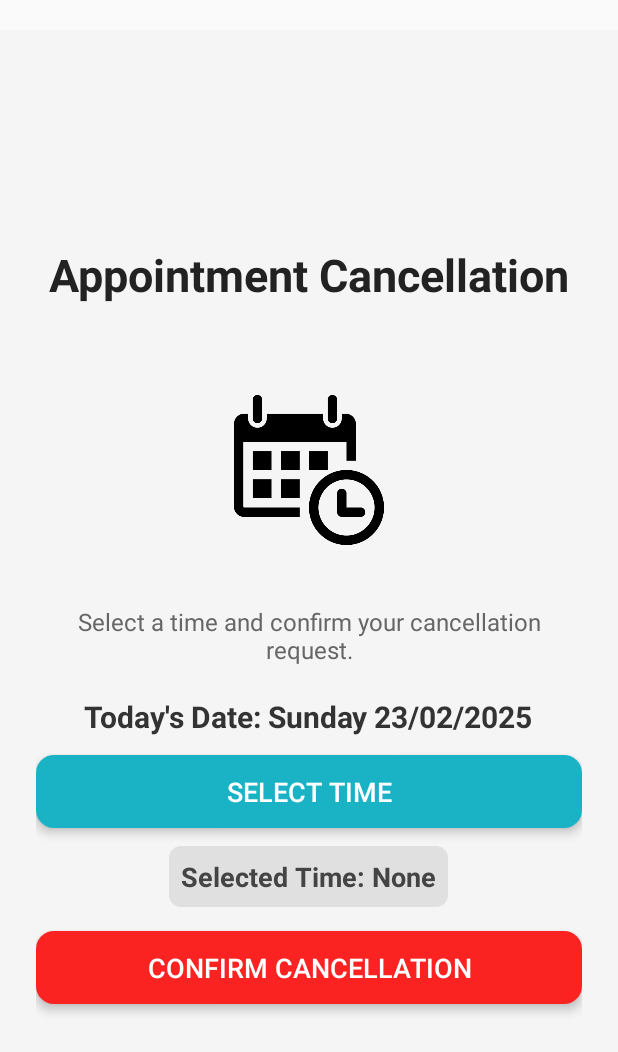
After one commit to EliranMalka1/BarberShop-AndroidStudio, an Android app: the fragment_cancel_remaining_appointments screen opened through its navigation route, on a phone screen of 412 x 824 dp. The commit adds this screen. Shown: the top 1052 px of the screen. Run offline under Robolectric (Android 15) with nearby library versions, the phone set to English and light mode, and no system bars; our stand-ins replace Firebase (no records; nobody signed in at launch, a user with empty details on screens opened directly).

Commit message:
Finish early screen

```diff
--- a/app/src/main/java/com/example/navigtion_app/frams/Fragment_main.java
+++ b/app/src/main/java/com/example/navigtion_app/frams/Fragment_main.java
@@ -362,7 +362,7 @@ public class Fragment_main extends Fragment {
         } else {
             buttonList.add(new ButtonItem("History", R.drawable.ic_history, ContextCompat.getColor(requireContext(), R.color.purple2), R.id.action_fragment_main_to_fragment_past_appointments));
             buttonList.add(new ButtonItem("Future Haircuts", R.drawable.ic_future, ContextCompat.getColor(requireContext(), R.color.orange), R.id.action_fragment_main_to_fragment_FutureAppointments));
-
+            buttonList.add(new ButtonItem("Finish Early", R.drawable.ic_personal, ContextCompat.getColor(requireContext(), R.color.green), R.id.action_fragment_main_to_fragment_cancel_remaining_appointments));
         }
 
         buttonAdapter = new ButtonAdapter(requireActivity(), buttonList);
@@ -385,9 +385,9 @@ public class Fragment_main extends Fragment {
                     Appointment appointment = appointmentSnapshot.getValue(Appointment.class);
                     if (appointment == null) continue;
 
-                    // **בדיקה שהיוזר קשור לפגישה (או כלקוח או כספר)**
+
                     boolean isUserInvolved = userId.equals(appointment.getBarberId()) || userId.equals(appointment.getClientId());
-                    if (!isUserInvolved) continue; // **אם היוזר לא קשור לפגישה - מדלגים עליה**
+                    if (!isUserInvolved) continue;
 
                     Log.d("FirebaseData", "Checking appointment: " + appointment.getDate() + " " + appointment.getTime());
 
--- /dev/null
+++ b/app/src/main/java/com/example/navigtion_app/frams/fragment_cancel_remaining_appointments.java
@@ -0,0 +1,166 @@
+package com.example.navigtion_app.frams;
+
+import android.app.AlertDialog;
+import android.app.TimePickerDialog;
+import android.os.Bundle;
+import android.util.Log;
+import android.view.LayoutInflater;
+import android.view.View;
+import android.view.ViewGroup;
+import android.widget.Button;
+import android.widget.TextView;
+import android.widget.Toast;
+import androidx.annotation.NonNull;
+import androidx.annotation.Nullable;
+import androidx.fragment.app.Fragment;
+import com.example.navigtion_app.R;
+import com.example.navigtion_app.intarfaces.ApiService;
+import com.google.firebase.auth.FirebaseAuth;
+import com.google.firebase.database.DataSnapshot;
+import com.google.firebase.database.DatabaseError;
+import com.google.firebase.database.DatabaseReference;
+import com.google.firebase.database.FirebaseDatabase;
+import com.google.firebase.database.ValueEventListener;
+import com.google.gson.Gson;
+import java.text.SimpleDateFormat;
+import java.util.Calendar;
+import java.util.Date;
+import java.util.HashMap;
+import java.util.Locale;
+import java.util.Map;
+import okhttp3.ResponseBody;
+import retrofit2.Call;
+import retrofit2.Callback;
+import retrofit2.Response;
+import retrofit2.Retrofit;
+import retrofit2.converter.gson.GsonConverterFactory;
+
+public class fragment_cancel_remaining_appointments extends Fragment {
+
+    private TextView tvTodayDate, tvSelectedTime;
+    private Button btnSelectTime, btnConfirmCancellation;
+    private DatabaseReference appointmentsRef;
+    private String currentUserId;
+    private String selectedTime = null;
+
+    public fragment_cancel_remaining_appointments() {
+        // קונסטרקטור ריק נדרש על ידי Fragment
+    }
+
+    @Override
+    public View onCreateView(LayoutInflater inflater, ViewGroup container, Bundle savedInstanceState) {
+        return inflater.inflate(R.layout.fragment_cancel_remaining_appointments, container, false);
+    }
+
+    @Override
+    public void onViewCreated(@NonNull View view, @Nullable Bundle savedInstanceState) {
+        super.onViewCreated(view, savedInstanceState);
+
+        tvTodayDate = view.findViewById(R.id.tvTodayDate);
+        tvSelectedTime = view.findViewById(R.id.tvSelectedTime);
+        btnSelectTime = view.findViewById(R.id.btnSelectTime);
+        btnConfirmCancellation = view.findViewById(R.id.btnConfirmCancellation);
+
+        currentUserId = FirebaseAuth.getInstance().getCurrentUser().getUid();
+        appointmentsRef = FirebaseDatabase.getInstance().getReference("appointments");
+
+        // הצגת תאריך של היום
+        String todayDate = new SimpleDateFormat("EEEE dd/MM/yyyy", Locale.getDefault()).format(new Date());
+        tvTodayDate.setText("Today's Date: " + todayDate);
+
+        // פתיחת חלון בחירת שעה
+        btnSelectTime.setOnClickListener(v -> openTimePicker());
+
+        // לחיצה על כפתור אישור
+        btnConfirmCancellation.setOnClickListener(v -> {
+            if (selectedTime == null) {
+                Toast.makeText(getContext(), "Please select a valid time", Toast.LENGTH_SHORT).show();
+                return;
+            }
+            confirmDeletion(todayDate, selectedTime);
+        });
+    }
+
+    private void openTimePicker() {
+        Calendar calendar = Calendar.getInstance();
+        int hour = calendar.get(Calendar.HOUR_OF_DAY);
+        int minute = calendar.get(Calendar.MINUTE);
+
+        TimePickerDialog timePickerDialog = new TimePickerDialog(getContext(), (view, hourOfDay, minuteOfHour) -> {
+            selectedTime = String.format(Locale.getDefault(), "%02d:%02d", hourOfDay, minuteOfHour);
+            tvSelectedTime.setText("Selected Time: " + selectedTime);
+        }, hour, minute, true);
+
+        timePickerDialog.show();
+    }
+
+    private void confirmDeletion(String date, String time) {
+        new AlertDialog.Builder(getContext())
+                .setTitle("Cancel Remaining Appointments")
+                .setMessage("Are you sure you want to cancel all appointments from " + time + " onwards?")
+                .setPositiveButton("Yes", (dialog, which) -> deleteAppointments(date, time))
+                .setNegativeButton("No", null)
+                .show();
+    }
+
+    private void deleteAppointments(String date, String time) {
+        appointmentsRef.addListenerForSingleValueEvent(new ValueEventListener() {
+            @Override
+            public void onDataChange(@NonNull DataSnapshot snapshot) {
+                int count = 0;
+
+                for (DataSnapshot appointmentSnapshot : snapshot.getChildren()) {
+                    String appointmentDate = appointmentSnapshot.child("date").getValue(String.class);
+                    String appointmentTime = appointmentSnapshot.child("time").getValue(String.class);
+
+                    if (appointmentDate != null && appointmentTime != null &&
+                            appointmentDate.equals(date) && appointmentTime.compareTo(time) >= 0) {
+                        String appointmentId = appointmentSnapshot.getKey();
+                        String otherUserEmail = appointmentSnapshot.child("email").getValue(String.class);
+
+                        // מחיקת הפגישה
+                        appointmentsRef.child(appointmentId).removeValue();
+                        count++;
+
+                        // שליחת מייל ביטול
+                        sendCancellationEmail(otherUserEmail);
+                    }
+                }
+
+                if (count > 0) {
+                    Toast.makeText(getContext(), count + " appointments canceled.", Toast.LENGTH_SHORT).show();
+                } else {
+                    Toast.makeText(getContext(), "No appointments found from this time onwards.", Toast.LENGTH_SHORT).show();
+                }
+            }
+
+            @Override
+            public void onCancelled(@NonNull DatabaseError error) {
+                Toast.makeText(getContext(), "Failed to retrieve appointments.", Toast.LENGTH_SHORT).show();
+            }
+        });
+    }
+
+    private void sendCancellationEmail(String customerEmail) {
+        if (customerEmail == null || customerEmail.isEmpty()) return;
+
+        String senderName = FirebaseAuth.getInstance().getCurrentUser().getDisplayName();
+        String subject = "Appointment Cancellation Notice";
+        String body = "Dear Customer,\n\n"
+                + "I had to leave early today, and unfortunately, I have to cancel our appointment. "
+                + "Please reschedule a new appointment at your convenience.\n\n"
+                + "Thank you,\n" + senderName;
+
+        ApiService apiService = new Retrofit.Builder()
+                .baseUrl("https://script.google.com/macros/s/AKfycbwA9E92iTklA3rxxjS0SXXxAWDlxHHCpA8CvGFQ6PbYroUxq7qCaHrDdqJpS_KEfnAqyQ/")
+                .addConverterFactory(GsonConverterFactory.create())
+                .build()
+                .create(ApiService.class);
+
+        apiService.sendEmail(Map.of("email", customerEmail, "subject", subject, "body", body))
+                .enqueue(new Callback<>() {
+                    @Override public void onResponse(@NonNull Call<ResponseBody> call, @NonNull Response<ResponseBody> response) {}
+                    @Override public void onFailure(@NonNull Call<ResponseBody> call, @NonNull Throwable t) {}
+                });
+    }
+}
--- /dev/null
+++ b/app/src/main/res/drawable/border_textview.xml
@@ -0,0 +1,6 @@
+<?xml version="1.0" encoding="utf-8"?>
+<shape xmlns:android="http://schemas.android.com/apk/res/android">
+    <solid android:color="#E0E0E0"/>
+    <corners android:radius="8dp"/>
+    <padding android:left="32dp" android:top="24dp" android:right="32dp" android:bottom="24dp"/>
+</shape>
--- /dev/null
+++ b/app/src/main/res/layout/fragment_cancel_remaining_appointments.xml
@@ -0,0 +1,107 @@
+<?xml version="1.0" encoding="utf-8"?>
+<LinearLayout xmlns:android="http://schemas.android.com/apk/res/android"
+    xmlns:app="http://schemas.android.com/apk/res-auto"
+    android:layout_width="match_parent"
+    android:layout_height="match_parent"
+    android:orientation="vertical"
+    android:gravity="center"
+    android:padding="24dp"
+    android:background="#F5F5F5"
+    android:layout_marginTop="20dp"> <!-- העלאת כל התוכן למעלה -->
+
+    <!-- כותרת העמוד -->
+    <TextView
+        android:id="@+id/tvTitle"
+        android:layout_width="wrap_content"
+        android:layout_height="wrap_content"
+        android:text="Appointment Cancellation"
+        android:textSize="30sp"
+        android:textStyle="bold"
+        android:textColor="#222222"
+        android:layout_marginBottom="60dp"/>
+
+    <!-- אייקון של לוח שנה -->
+    <ImageView
+        android:id="@+id/ivCalendarIcon"
+        android:layout_width="100dp"
+        android:layout_height="100dp"
+        android:src="@drawable/ic_future"
+    android:layout_marginBottom="40dp"
+    android:contentDescription="Calendar Icon"/>
+
+    <!-- תיאור קצר -->
+    <TextView
+        android:id="@+id/tvDescription"
+        android:layout_width="wrap_content"
+        android:layout_height="wrap_content"
+        android:text="Select a time and confirm your cancellation request."
+        android:textSize="16sp"
+        android:textColor="#666666"
+        android:layout_marginBottom="20dp"
+        android:gravity="center"/>
+
+    <!-- תאריך של היום -->
+    <TextView
+        android:id="@+id/tvTodayDate"
+        android:layout_width="wrap_content"
+        android:layout_height="wrap_content"
+        android:text="Today's Date: "
+        android:textSize="20sp"
+        android:textStyle="bold"
+        android:textColor="#333333"
+        android:layout_marginBottom="12dp"/>
+
+    <!-- כפתור בחירת שעה -->
+    <androidx.cardview.widget.CardView
+        android:layout_width="match_parent"
+        android:layout_height="wrap_content"
+        android:layout_marginBottom="12dp"
+        app:cardCornerRadius="12dp"
+        app:cardElevation="4dp">
+
+        <Button
+            android:id="@+id/btnSelectTime"
+            android:layout_width="match_parent"
+            android:layout_height="wrap_content"
+            android:text="Select Time"
+            android:textSize="18sp"
+            android:backgroundTint="@color/blueBtn"
+            android:textColor="#FFFFFF"
+            android:background="@drawable/border_textview"
+            android:padding="12dp"/>
+    </androidx.cardview.widget.CardView>
+
+    <!-- הצגת השעה שנבחרה -->
+    <TextView
+        android:id="@+id/tvSelectedTime"
+        android:layout_width="wrap_content"
+        android:layout_height="wrap_content"
+        android:text="Selected Time: None"
+        android:textSize="18sp"
+        android:textColor="#444444"
+        android:textStyle="bold"
+        android:layout_marginBottom="16dp"
+        android:padding="8dp"
+        android:background="@drawable/border_textview"/>
+
+    <!-- כפתור אישור -->
+    <androidx.cardview.widget.CardView
+        android:layout_width="match_parent"
+        android:layout_height="wrap_content"
+        android:layout_marginBottom="12dp"
+        app:cardCornerRadius="12dp"
+        app:cardElevation="4dp">
+
+        <Button
+            android:id="@+id/btnConfirmCancellation"
+            android:layout_width="match_parent"
+            android:layout_height="wrap_content"
+            android:text="Confirm Cancellation"
+            android:textSize="18sp"
+            android:backgroundTint="@color/red"
+            android:textColor="#FFFFFF"
+            android:background="@drawable/border_textview"
+            android:padding="12dp"/>
+    </androidx.cardview.widget.CardView>
+
+</LinearLayout>
--- a/app/src/main/res/navigation/main_nav.xml
+++ b/app/src/main/res/navigation/main_nav.xml
@@ -40,6 +40,9 @@
         <action
             android:id="@+id/action_fragment_main_to_fragment_FutureAppointments"
             app:destination="@id/fragment_FutureAppointments" />
+        <action
+            android:id="@+id/action_fragment_main_to_fragment_cancel_remaining_appointments"
+            app:destination="@id/fragment_cancel_remaining_appointments" />
     </fragment>
     <fragment
         android:id="@+id/fragment_reg"
@@ -134,4 +137,8 @@
         android:id="@+id/fragment_FutureAppointments"
         android:name="com.example.navigtion_app.frams.Fragment_FutureAppointments"
         android:label="Fragment_FutureAppointments" />
+    <fragment
+        android:id="@+id/fragment_cancel_remaining_appointments"
+        android:name="com.example.navigtion_app.frams.fragment_cancel_remaining_appointments"
+        android:label="fragment_cancel_remaining_appointments" />
 </navigation>
```
Also changed, not shown: app/src/main/java/com/example/navigtion_app/Adapters/PastAppointmentsAdapter.java (+4 -4 lines).
